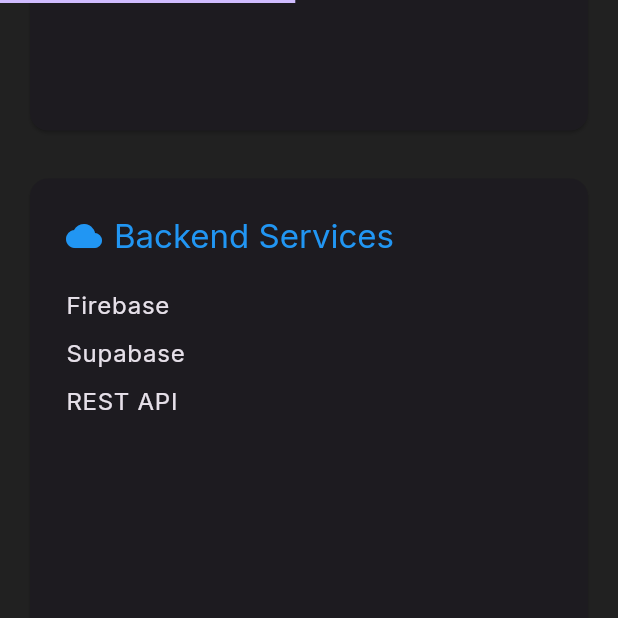
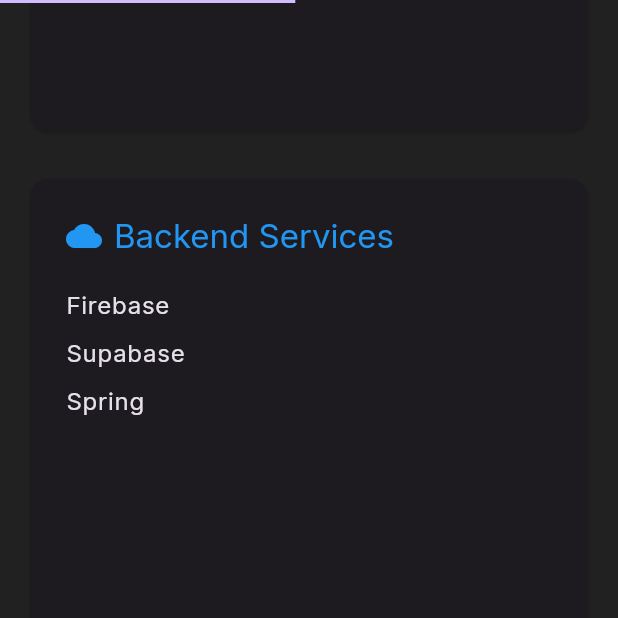
Before and after one commit to devpark435/portfolio_flutter_web, a Flutter app: the screen it shows after launch, scrolled down 2304 dp, on a phone screen of 412 x 824 dp, the top half of it. Run offline on Flutter 3.47's test engine with Material 3 defaults, Android fonts, the phone set to English and light mode, and no system bars; our stand-ins replace animated_text_kit, flutter_riverpod, go_router, google_fonts, shared_preferences.

Commit message:
modified - 스킬 내용 수정

```diff
--- a/lib/presentation/screens/home/sections/skills_section.dart
+++ b/lib/presentation/screens/home/sections/skills_section.dart
@@ -35,7 +35,7 @@ class SkillsSection extends ConsumerWidget {
               _buildSkillCard(
                 context,
                 'Flutter Development',
-                ['Flutter/Dart', 'Riverpod', 'Cubit', 'REST API'],
+                ['Flutter/Dart', 'Riverpod', 'Cubit'],
               ),
               _buildSkillCard(
                 context,
@@ -52,7 +52,7 @@ class SkillsSection extends ConsumerWidget {
               _buildSkillCard(
                 context,
                 'Backend Services',
-                ['Firebase', 'Supabase', 'REST API'],
+                ['Firebase', 'Supabase', 'Spring'],
               ),
               _buildSkillCard(
                 context,
```
